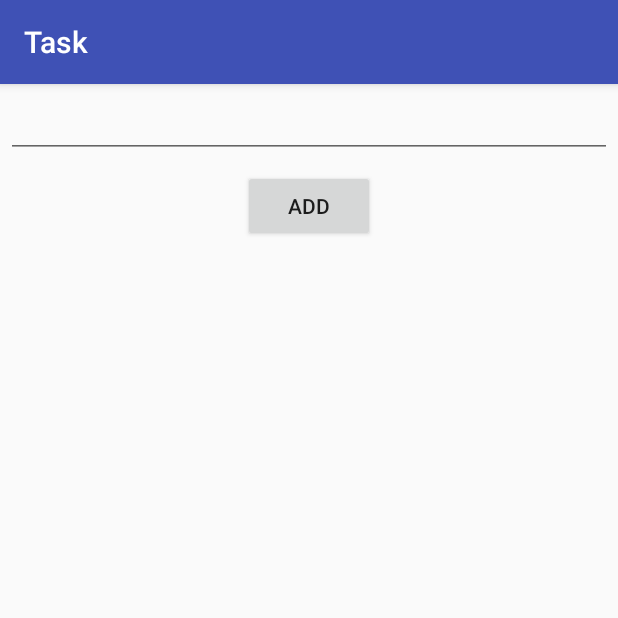
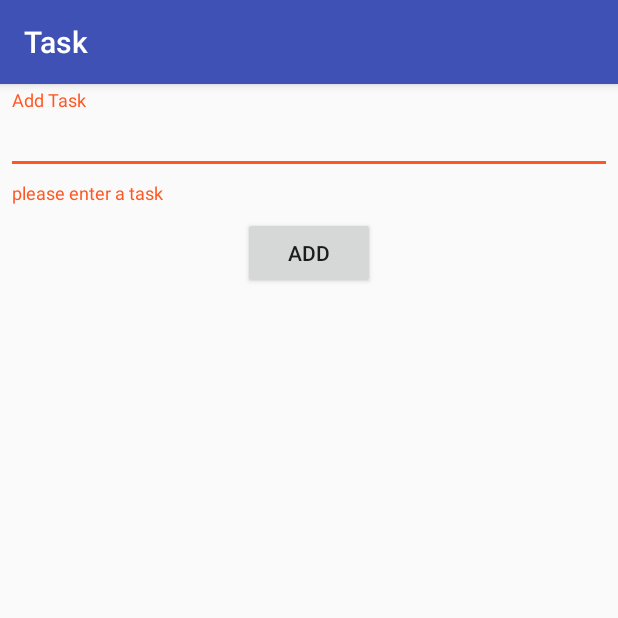
Before and after one commit to bahaahussein/Task, an Android app: the fragment AddFragment placed in its activity, after a tap on "ADD", on a phone screen of 412 x 824 dp, the top half of it. Run offline under Robolectric (Android 15) with nearby library versions, the phone set to English and light mode, and no system bars; our stand-ins replace Room's generated code.

Commit message:
Add hint on the input field

```diff
--- a/app/src/main/java/com/example/android/task/fragments/AddFragment.java
+++ b/app/src/main/java/com/example/android/task/fragments/AddFragment.java
@@ -3,12 +3,16 @@ package com.example.android.task.fragments;
 import android.arch.lifecycle.ViewModelProviders;
 import android.os.Bundle;
 import android.support.annotation.Nullable;
+import android.support.design.widget.TextInputLayout;
 import android.support.v4.app.Fragment;
 import android.support.v4.app.FragmentManager;
 import android.support.v4.app.FragmentTransaction;
+import android.text.Editable;
+import android.text.TextWatcher;
 import android.view.LayoutInflater;
 import android.view.View;
 import android.view.ViewGroup;
+import android.view.WindowManager;
 import android.widget.Button;
 import android.widget.EditText;
 import android.widget.Toast;
@@ -26,6 +30,7 @@ public class AddFragment extends Fragment {
     private EditText editText;
     private Button button;
     private AddViewModel viewModel;
+    private TextInputLayout inputLayout;
 
     @Nullable
     @Override
@@ -33,10 +38,9 @@ public class AddFragment extends Fragment {
         View view = inflater.inflate(R.layout.fragment_add, container, false);
         editText = view.findViewById(R.id.edit_text_add);
         button = view.findViewById(R.id.button_add);
+        inputLayout = view.findViewById(R.id.input_addd);
         button.setOnClickListener((v) -> {
-            if(editText==null || editText.length()<=0)
-                Toast.makeText(getContext(), "Missing fields", Toast.LENGTH_SHORT).show();
-            else {
+            if(validate()) {
                 viewModel.addTask(new Task(editText.getText().toString()));
                 getFragmentManager().popBackStack();
             }
@@ -49,4 +53,46 @@ public class AddFragment extends Fragment {
         viewModel = ViewModelProviders.of(this).get(AddViewModel.class);
         super.onActivityCreated(savedInstanceState);
     }
+
+    private void requestFocus(View view) {
+        if (view.requestFocus()) {
+            getActivity().getWindow().setSoftInputMode(WindowManager.LayoutParams.SOFT_INPUT_STATE_ALWAYS_VISIBLE);
+        }
+    }
+
+    private boolean validate() {
+        if(editText==null || editText.getText().toString().trim().isEmpty()) {
+            inputLayout.setError("please enter a task");
+            requestFocus(editText);
+            return false;
+        }
+        inputLayout.setErrorEnabled(false);
+        return true;
+    }
+
+    private class MyTextWatcher implements TextWatcher {
+        private View view;
+
+        private MyTextWatcher(View view) {
+            this.view = view;
+        }
+
+
+        @Override
+        public void beforeTextChanged(CharSequence charSequence, int i, int i1, int i2) {
+
+        }
+
+        @Override
+        public void onTextChanged(CharSequence charSequence, int i, int i1, int i2) {
+
+        }
+
+        @Override
+        public void afterTextChanged(Editable editable) {
+            if(view.getId()==R.id.input_addd) {
+                validate();
+            }
+        }
+    }
 }
--- a/app/src/main/res/layout/fragment_add.xml
+++ b/app/src/main/res/layout/fragment_add.xml
@@ -3,12 +3,19 @@
     android:layout_width="match_parent" android:layout_height="match_parent"
     android:orientation="vertical">
 
-    <EditText
-        android:layout_margin="4dp"
-        android:id="@+id/edit_text_add"
+    <android.support.design.widget.TextInputLayout
+        android:id="@+id/input_addd"
         android:layout_width="match_parent"
         android:layout_height="wrap_content"
-        android:inputType="textMultiLine" />
+        android:layout_margin="4dp">
+        <EditText
+            android:id="@+id/edit_text_add"
+            android:layout_width="match_parent"
+            android:layout_height="wrap_content"
+            android:inputType="textMultiLine"
+            android:hint="@string/hint_add"/>
+    </android.support.design.widget.TextInputLayout>
+
     <Button
         android:id="@+id/button_add"
         android:layout_width="wrap_content"
--- a/app/src/main/res/values/strings.xml
+++ b/app/src/main/res/values/strings.xml
@@ -1,3 +1,4 @@
 <resources>
     <string name="app_name">Task</string>
+    <string name="hint_add">Add Task</string>
 </resources>
```
